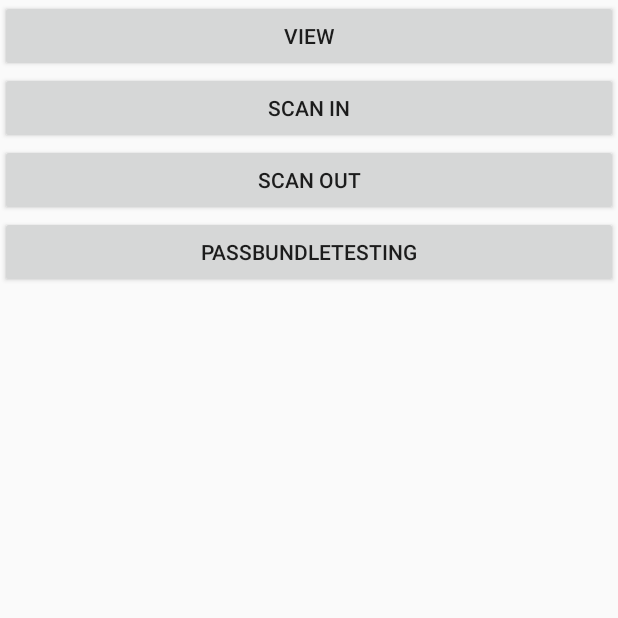
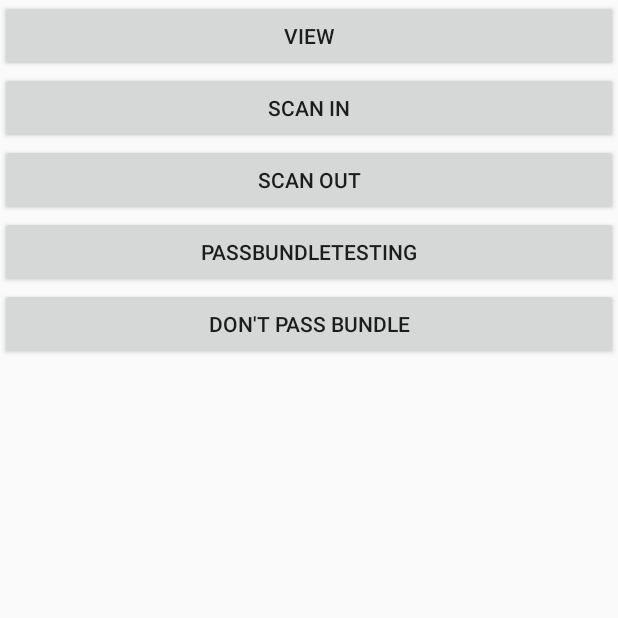
Before and after one commit to TCompuVenture/OrganizeThatCooler-, an Android app built with Jetpack Compose: the SecondActivity screen opened directly, with no data from a screen before it, after a tap on "CLICK ME", on a phone screen of 412 x 824 dp, the top half of it. Run offline under Robolectric (Android 15) with nearby library versions, the phone set to English and light mode, and no system bars; 1 statement that could not run was skipped.

Commit message:
Finish bundle test code. We can now persist data between screens!

```diff
--- a/app/build.gradle.kts
+++ b/app/build.gradle.kts
@@ -75,7 +75,7 @@ dependencies {
 
     //db stuff
     //Stuff I added to get DB working
-    // kapt("groupID:artifactId:version")
+    //kapt("groupID:artifactId:version") //Do I need this? Guess I don't...
 //    val room_version = "2.6.0"
 //
 //    implementation("androidx.room:room-runtime:$room_version")
--- a/app/src/main/java/com/example/mysimpletestapplication/MainActivity.kt
+++ b/app/src/main/java/com/example/mysimpletestapplication/MainActivity.kt
@@ -12,7 +12,8 @@ class MainActivity : ComponentActivity() {
         var toView: Button = findViewById<Button>(R.id.toView)
         var toScanIn: Button = findViewById<Button>(R.id.toScanIn)
         var toScanOut: Button = findViewById<Button>(R.id.toScanOut)
-        var test: Button = findViewById<Button>(R.id.test)
+        var test: Button = findViewById<Button>(R.id.passBundle)
+        var noBundlePass: Button = findViewById<Button>(R.id.noBundlePass)
 
         toView.setOnClickListener {
            // var textView: TextView = findViewById<TextView>(R.id.GPS_x_TextView)
@@ -34,7 +35,6 @@ class MainActivity : ComponentActivity() {
             }
         }
         test.setOnClickListener{
-            Intent(this, SecondActivity::class.java).also {
 
                 Intent(this, SecondActivity::class.java).also {
                    // bundle.putString("key1", "Passing Bundle From Main Activity to 2nd Activity")
@@ -42,9 +42,16 @@ class MainActivity : ComponentActivity() {
                     bundle.putString("key1", "Passing Bundle From Main Activity to 2nd Activity")
                     it.putExtras(bundle)
                     startActivity(it)
+                }
+        }
+        noBundlePass.setOnClickListener{
 
-                }
-
+            Intent(this, SecondActivity::class.java).also {
+                var bundle = Bundle()
+                bundle.putString("key1", "Not passing Bundle From Main Activity")
+                // clearing the bundle
+                bundle.clear()
+                it.putExtras(bundle)
                 startActivity(it)
             }
         }
--- a/app/src/main/java/com/example/mysimpletestapplication/SecondActivity.kt
+++ b/app/src/main/java/com/example/mysimpletestapplication/SecondActivity.kt
@@ -10,6 +10,16 @@ class SecondActivity : AppCompatActivity() {
     override fun onCreate(savedInstanceState: Bundle?) {
         super.onCreate(savedInstanceState)
         setContentView(R.layout.activity_second) //How you set what layout runs. Can prob. dump rest of this code.
+
+        val bundle = intent.extras
+        var textBox: TextView = findViewById<TextView>(R.id.textView2)
+
+        textBox.text = ("Test")
+        //#############################
+        //This is the one line that doesn't work! Once we figure it out, we have persistent data between screens!
+        //#############################
+        textBox.text = (bundle!!.getString("key1", "No value from MainActivity :("))
+
         var button: Button = findViewById<Button>(R.id.btnBack)
         button.setOnClickListener {
             Intent(this, MainActivity::class.java).also {
@@ -17,14 +27,7 @@ class SecondActivity : AppCompatActivity() {
             } //Before also: defines an instance of an intent in context of our second activity
             //Also refers to previous context
 
-        val bundle = intent.extras
-        var textBox: TextView = findViewById<TextView>(R.id.textView2)
 
-        textBox.text = ("Test")
-            //#############################
-            //This is the one line that doesn't work! Once we figure it out, we have persistent data between screens!
-            //#############################
-        //textBox.text = (bundle!!.getString("key1", "No value from MainActivity :("))
 
         }
 
--- a/app/src/main/res/layout/layout.xml
+++ b/app/src/main/res/layout/layout.xml
@@ -23,9 +23,15 @@
         android:text="Scan Out" />
 
     <Button
-        android:id="@+id/test"
+        android:id="@+id/passBundle"
         android:layout_width="match_parent"
         android:layout_height="wrap_content"
         android:text="passbundletesting" />
 
+    <Button
+        android:id="@+id/noBundlePass"
+        android:layout_width="match_parent"
+        android:layout_height="wrap_content"
+        android:text="Don't pass bundle" />
+
 </LinearLayout>
--- a/build.gradle.kts
+++ b/build.gradle.kts
@@ -2,5 +2,4 @@
 plugins {
     id("com.android.application") version "8.1.2" apply false
     id("org.jetbrains.kotlin.android") version "1.8.10" apply false
-    id("com.google.devtools.ksp") version "1.8.10-1.0.9" apply false
-}
+    id("com.google.devtools.ksp") version "1.8.10-1.0.9" apply false}
```
